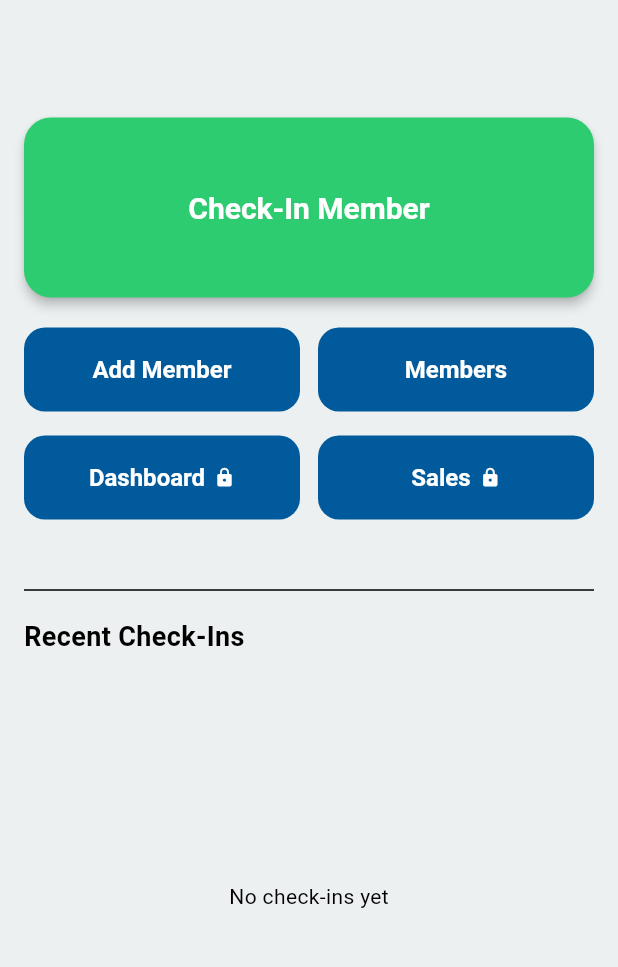
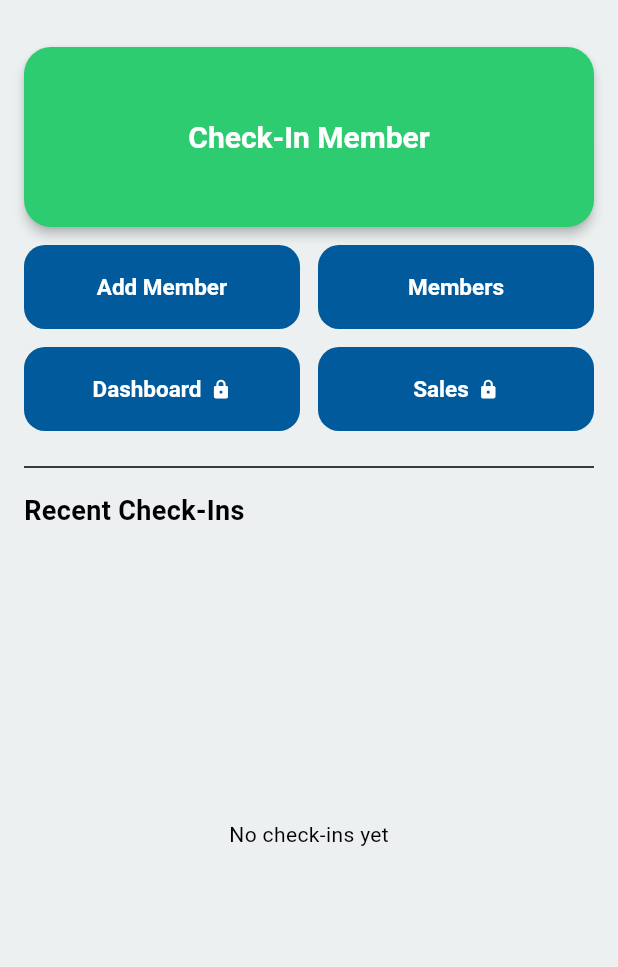
Before and after one commit to hectorsan76/-gymos-app, a Flutter app: the screen it shows once a user with an empty profile is signed in, on a phone screen of 412 x 824 dp, the part 61-1028 px from its top. Run offline on Flutter 3.47's test engine with Material 3 defaults, Android fonts, the phone set to English and light mode, and no system bars; our stand-ins replace audioplayers, cached_network_image, flutter_image_compress, image_picker, in_app_purchase, screenshot and 2 more; missing offline and left inert: dart:html, mobile_scanner; accounts and stored records are empty; network calls fail.

Commit message:
Responsive scaling for iPad + dark mode AppBar fixes
- Added R utility (responsive.dart) for proportional sizing across devices
- Home screen: single column scales up on iPad (bigger hero, buttons, text)
- Member list: responsive card padding, avatar, and text sizes
- Removed hardcoded maxWidth caps on check-in and member detail screens
- Fixed black AppBar foreground on Profile, Renew Membership, QR screens
- Reverted two-column grid — same layout on all sizes, just scaled up

Co-Authored-By: Claude Sonnet 4.6 <noreply@anthropic.com>

```diff
--- a/lib/screens/check_in_screen.dart
+++ b/lib/screens/check_in_screen.dart
@@ -389,7 +389,7 @@ class _CheckInScreenState extends State<CheckInScreen>
             padding: const EdgeInsets.all(16),
             child: Center(
               child: ConstrainedBox(
-                constraints: const BoxConstraints(maxWidth: 600),
+                constraints: const BoxConstraints(maxWidth: 900),
                 child: Column(
                   crossAxisAlignment: CrossAxisAlignment.center,
                   children: [
--- a/lib/screens/home_screen.dart
+++ b/lib/screens/home_screen.dart
@@ -3,6 +3,7 @@ import 'package:flutter/material.dart';
 
 import '../models/member.dart';
 import '../utils/date_utils.dart';
+import '../utils/responsive.dart';
 import 'check_in_screen.dart';
 import 'add_member_screen.dart';
 import 'member_list_screen.dart';
@@ -29,11 +30,11 @@ class HomeScreen extends StatelessWidget {
 
   @override
   Widget build(BuildContext context) {
-    final safeMembers = members;
+    final pad = R.pad(context);
+    final tablet = R.isTablet(context);
 
     final recentCheckIns = <Map<String, dynamic>>[];
-
-    for (final m in safeMembers) {
+    for (final m in members) {
       for (final c in m.checkIns) {
         recentCheckIns.add({
           'member': m,
@@ -43,17 +44,14 @@ class HomeScreen extends StatelessWidget {
         });
       }
     }
-
-    recentCheckIns.sort(
-      (a, b) =>
-          (b['time'] as DateTime).compareTo(a['time'] as DateTime),
-    );
-
+    recentCheckIns.sort((a, b) =>
+        (b['time'] as DateTime).compareTo(a['time'] as DateTime));
     final limitedCheckIns = recentCheckIns.take(10).toList();
 
     return Scaffold(
       appBar: AppBar(
-        title: const Text("GymOS"),
+        title: Text("GymOS",
+            style: TextStyle(fontSize: R.fontSize(context, 20))),
         leading: kDebugMode
             ? IconButton(
                 icon: const Icon(Icons.lock_open),
@@ -64,272 +62,208 @@ class HomeScreen extends StatelessWidget {
         actions: [
           IconButton(
             icon: const Icon(Icons.person),
-            onPressed: () {
-              Navigator.push(
-                context,
-                MaterialPageRoute(builder: (_) => const ProfileScreen()),
-              );
-            },
+            onPressed: () => Navigator.push(context,
+                MaterialPageRoute(builder: (_) => const ProfileScreen())),
           ),
         ],
       ),
-      body: Center(
-        child: ConstrainedBox(
-          constraints: const BoxConstraints(maxWidth: 500),
-          child: Padding(
-            padding: const EdgeInsets.all(16),
+      body: Padding(
+        padding: EdgeInsets.all(pad),
         child: Column(
           children: [
 
-                const SizedBox(height: 8),
-
-                /// 🔥 CENTERED BUTTON BLOCK
-                Expanded(
-                  child: Center(
-                    child: Column(
-                      mainAxisSize: MainAxisSize.min,
-                      children: [
-
-                        /// GREEN HERO BUTTON
+            // Hero check-in button
             SizedBox(
               width: double.infinity,
-                          height: 120,
+              height: R.heroHeight(context),
               child: ElevatedButton(
                 style: ElevatedButton.styleFrom(
-                              backgroundColor: const Color(0xFF2ECC71), // ✅ GREEN
+                  backgroundColor: const Color(0xFF2ECC71),
                   shape: RoundedRectangleBorder(
-                                borderRadius: BorderRadius.circular(18),
-                              ),
+                      borderRadius: BorderRadius.circular(18)),
                   elevation: 3,
                 ),
                 onPressed: () async {
-                              await Navigator.push(
-                                context,
+                  await Navigator.push(context,
                       MaterialPageRoute(
                           builder: (_) => CheckInScreen(
-                                    members: safeMembers,
-                                    onUpdate: onUpdate,
-                                  ),
-                                ),
-                              );
-
+                              members: members, onUpdate: onUpdate)));
                   if (!context.mounted) return;
                   await onUpdate();
                 },
-                            child: const Text(
+                child: Text(
                   "Check-In Member",
                   style: TextStyle(
-                                fontSize: 20,
+                    fontSize: R.fontSize(context, 20),
                     fontWeight: FontWeight.w600,
                   ),
                 ),
               ),
             ),
 
-                        const SizedBox(height: 20),
+            SizedBox(height: pad * 0.75),
 
+            // Add Member + Members
             Row(
               children: [
                 Expanded(
                   child: SizedBox(
-                                height: 56,
+                    height: R.buttonHeight(context),
                     child: ElevatedButton(
                       onPressed: () async {
-                                    final result = await Navigator.push(
-                                      context,
+                        final result = await Navigator.push(context,
                             MaterialPageRoute(
-                                        builder: (_) =>
-                                            const AddMemberScreen(),
-                                      ),
-                                    );
+                                builder: (_) => const AddMemberScreen()));
                         if (!context.mounted) return;
                         if (result == true) await onUpdate();
                       },
-                                  child: const Text("Add Member"),
+                      child: Text("Add Member",
+                          style: TextStyle(
+                              fontSize: R.fontSize(context, 15))),
                     ),
                   ),
                 ),
-                            const SizedBox(width: 12),
+                SizedBox(width: pad * 0.75),
                 Expanded(
                   child: SizedBox(
-                                height: 56,
+                    height: R.buttonHeight(context),
                     child: ElevatedButton(
                       onPressed: () async {
-                                    await Navigator.push(
-                                      context,
+                        await Navigator.push(context,
                             MaterialPageRoute(
                                 builder: (_) => MemberListScreen(
-                                          members: safeMembers,
+                                      members: members,
                                       onEditMember: onEditMember,
                                       onDeleteMember: onDeleteMember,
                                       onRefresh: onUpdate,
-                                        ),
-                                      ),
-                                    );
+                                    )));
                         if (!context.mounted) return;
                         await onUpdate();
                       },
-                                  child: const Text("Members"),
+                      child: Text("Members",
+                          style: TextStyle(
+                              fontSize: R.fontSize(context, 15))),
                     ),
                   ),
                 ),
               ],
             ),
 
-                        const SizedBox(height: 16),
+            SizedBox(height: pad * 0.75),
 
+            // Dashboard + Sales (pro gated)
             ValueListenableBuilder<bool>(
-                          valueListenable:
-                              PurchaseService().isProNotifier,
+              valueListenable: PurchaseService().isProNotifier,
               builder: (context, isPro, _) {
                 return Row(
                   children: [
-                                Expanded(
-                                  child: _proButton(
-                                    context,
-                                    label: "Dashboard",
+                    Expanded(child: _proButton(context, label: "Dashboard",
                         isPro: isPro,
-                                    onTap: () => Navigator.push(
-                                      context,
+                        onTap: () => Navigator.push(context,
                             MaterialPageRoute(
-                                        builder: (_) =>
-                                            const DashboardScreen(),
-                                      ),
-                                    ),
-                                  ),
-                                ),
-                                const SizedBox(width: 12),
-                                Expanded(
-                                  child: _proButton(
-                                    context,
-                                    label: "Sales",
+                                builder: (_) => const DashboardScreen())))),
+                    SizedBox(width: pad * 0.75),
+                    Expanded(child: _proButton(context, label: "Sales",
                         isPro: isPro,
-                                    onTap: () => Navigator.push(
-                                      context,
+                        onTap: () => Navigator.push(context,
                             MaterialPageRoute(
-                                        builder: (_) =>
-                                            const SalesScreen(),
-                                      ),
-                                    ),
-                                  ),
-                                ),
+                                builder: (_) => const SalesScreen())))),
                   ],
                 );
               },
             ),
-                      ],
+
+            SizedBox(height: pad),
+            const Divider(),
+            SizedBox(height: pad * 0.5),
+
+            Align(
+              alignment: Alignment.centerLeft,
+              child: Text(
+                "Recent Check-Ins",
+                style: TextStyle(
+                  fontSize: R.fontSize(context, 18),
+                  fontWeight: FontWeight.bold,
                 ),
               ),
             ),
 
-                const Divider(),
-                const SizedBox(height: 10),
+            SizedBox(height: pad * 0.5),
 
-                const Align(
-                  alignment: Alignment.centerLeft,
-                  child: Text(
-                    "Recent Check-Ins",
-                    style: TextStyle(
-                        fontSize: 18, fontWeight: FontWeight.bold),
-                  ),
-                ),
-
-                const SizedBox(height: 10),
-
-                SizedBox(
-                  height: 300,
+            Expanded(
               child: limitedCheckIns.isEmpty
                   ? const Center(child: Text("No check-ins yet"))
                   : ListView.builder(
                       itemCount: limitedCheckIns.length,
                       itemBuilder: (context, i) {
                         final c = limitedCheckIns[i];
-
+                        final avatarR = tablet ? 24.0 : 18.0;
                         return ListTile(
+                          contentPadding: EdgeInsets.symmetric(
+                              horizontal: 4, vertical: tablet ? 4 : 0),
                           leading: CircleAvatar(
-                                radius: 18,
+                            radius: avatarR,
                             backgroundColor: Colors.grey[400],
-                                backgroundImage:
-                                    (c['photo'] != null &&
-                                            c['photo']
-                                                .toString()
-                                                .isNotEmpty)
+                            backgroundImage: (c['photo'] != null &&
+                                    c['photo'].toString().isNotEmpty)
                                 ? NetworkImage(c['photo'])
                                 : null,
                             child: (c['photo'] == null ||
-                                        c['photo']
-                                            .toString()
-                                            .isEmpty)
-                                    ? Text(
-                                        c['name'][0].toUpperCase(),
-                                        style: const TextStyle(
-                                          fontSize: 14,
+                                    c['photo'].toString().isEmpty)
+                                ? Text(c['name'][0].toUpperCase(),
+                                    style: TextStyle(
+                                        fontSize: tablet ? 16 : 14,
                                         color: Colors.white,
-                                          fontWeight:
-                                              FontWeight.bold,
-                                        ),
-                                      )
+                                        fontWeight: FontWeight.bold))
                                 : null,
                           ),
-                              title: Text(c['name']),
+                          title: Text(c['name'],
+                              style: TextStyle(
+                                  fontSize: R.fontSize(context, 15))),
                           trailing: Text(
-                                DateUtilsHelper.formatDateTime(
-                                    c['time']),
-                                style: const TextStyle(
-                                    color: Colors.grey),
-                              ),
+                              DateUtilsHelper.formatDateTime(c['time']),
+                              style: TextStyle(
+                                  color: Colors.grey,
+                                  fontSize: R.fontSize(context, 13))),
                           onTap: () async {
-                                final result = await Navigator.push(
-                                  context,
+                            final result = await Navigator.push(context,
                                 MaterialPageRoute(
-                                    builder: (_) =>
-                                        MemberDetailScreen(
-                                      member: c['member'],
-                                    ),
-                                  ),
-                                );
-
-                                if (result == true) {
-                                  await onUpdate();
-                                }
+                                    builder: (_) => MemberDetailScreen(
+                                        member: c['member'])));
+                            if (result == true) await onUpdate();
                           },
                         );
                       },
                     ),
             ),
 
-                const SizedBox(height: 20),
+            SizedBox(height: pad),
           ],
-            ),
-          ),
         ),
       ),
     );
   }
 
-  Widget _proButton(
-    BuildContext context, {
-    required String label,
+  Widget _proButton(BuildContext context,
+      {required String label,
       required bool isPro,
-    required VoidCallback onTap,
-  }) {
+      required VoidCallback onTap}) {
     return SizedBox(
-      height: 56,
+      height: R.buttonHeight(context),
       child: ElevatedButton(
         onPressed: () {
           if (isPro) {
             onTap();
           } else {
-            Navigator.push(
-              context,
-              MaterialPageRoute(builder: (_) => const PaywallScreen()),
-            );
+            Navigator.push(context,
+                MaterialPageRoute(builder: (_) => const PaywallScreen()));
           }
         },
         child: Row(
           mainAxisAlignment: MainAxisAlignment.center,
           children: [
-            Text(label, style: const TextStyle(fontSize: 16)),
+            Text(label,
+                style: TextStyle(fontSize: R.fontSize(context, 15))),
             if (!isPro) ...[
               const SizedBox(width: 6),
               const Icon(Icons.lock, size: 14),
--- a/lib/screens/member_detail_screen.dart
+++ b/lib/screens/member_detail_screen.dart
@@ -591,7 +591,7 @@ child: isProcessingSale
       ),
       body: Center(
         child: ConstrainedBox(
-          constraints: const BoxConstraints(maxWidth: 650),
+          constraints: const BoxConstraints(maxWidth: 900),
           child: SingleChildScrollView(
             padding: const EdgeInsets.all(16),
             child: Column(
--- a/lib/screens/member_qr_screen.dart
+++ b/lib/screens/member_qr_screen.dart
@@ -131,7 +131,6 @@ class _MemberQRScreenState extends State<MemberQRScreen> {
         title: const Text("Member Pass"),
         backgroundColor: Colors.transparent,
         elevation: 0,
-        foregroundColor: Colors.black,
       ),
       body: Center(
         child: ConstrainedBox(
--- a/lib/screens/profile_screen.dart
+++ b/lib/screens/profile_screen.dart
@@ -263,7 +263,6 @@ class _ProfileScreenState extends State<ProfileScreen> {
         title: const Text("Profile"),
         backgroundColor: Colors.transparent, // ✅ ADDED
         elevation: 0, // ✅ ADDED
-        foregroundColor: Colors.black, // ✅ ADDED
       ),
       backgroundColor: Theme.of(context).scaffoldBackgroundColor, // ✅ ADDED
       body: SingleChildScrollView(
--- a/lib/screens/renew_membership_screen.dart
+++ b/lib/screens/renew_membership_screen.dart
@@ -38,7 +38,6 @@ class _RenewMembershipScreenState extends State<RenewMembershipScreen> {
         title: const Text("Renew Membership"),
         backgroundColor: Colors.transparent, // ✅ ADDED
         elevation: 0, // ✅ ADDED
-        foregroundColor: Colors.black, // ✅ ADDED
       ),
       body: Center(
         child: ConstrainedBox(
--- a/lib/theme/app_theme.dart
+++ b/lib/theme/app_theme.dart
@@ -104,6 +104,7 @@ class AppTheme {
         secondary: AppColors.accent,
         surface: AppColors.darkSurface,
         error: AppColors.danger,
+        surfaceTint: Colors.transparent,
       ),
       appBarTheme: const AppBarTheme(
         backgroundColor: AppColors.darkBackground,
--- /dev/null
+++ b/lib/utils/responsive.dart
@@ -0,0 +1,13 @@
+import 'package:flutter/material.dart';
+
+class R {
+  static bool isTablet(BuildContext context) =>
+      MediaQuery.of(context).size.shortestSide >= 600;
+
+  static double pad(BuildContext context) => isTablet(context) ? 28.0 : 16.0;
+  static double buttonHeight(BuildContext context) => isTablet(context) ? 74.0 : 56.0;
+  static double heroHeight(BuildContext context) => isTablet(context) ? 164.0 : 120.0;
+  static double avatarRadius(BuildContext context) => isTablet(context) ? 36.0 : 24.0;
+  static double fontSize(BuildContext context, double base) =>
+      isTablet(context) ? base * 1.25 : base;
+}
```
Also changed, not shown: lib/screens/member_list_screen.dart (+22 -26 lines), 1 other file. Lines whose indentation alone changed are shown as unchanged.
